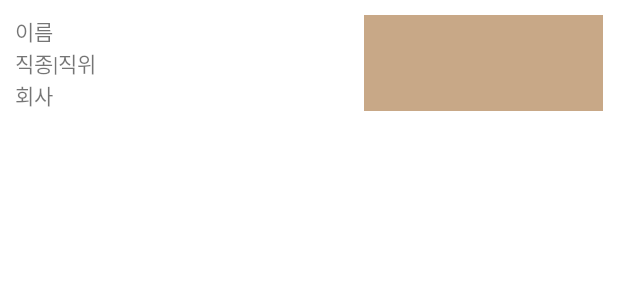
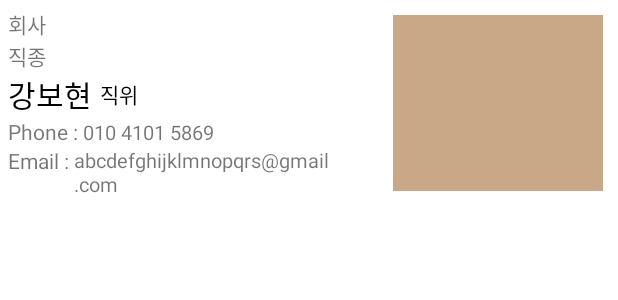
Before and after one commit to junha8070/BICA, an Android app: the layout item_card.xml on its own in the app's theme, with its tools: preview values and no code run, on a phone screen of 412 x 824 dp. Shown: the top 300 px of the screen. Run offline under Robolectric (Android 15) with nearby library versions, the phone set to English and light mode, and no system bars.

Commit message:
[FEAT] Add function by pressing and swiping card item

```diff
--- /dev/null
+++ b/app/src/main/java/com/example/bica/ItemTouchHelperListener.java
@@ -0,0 +1,6 @@
+package com.example.bica;
+
+public interface ItemTouchHelperListener {
+    boolean onItemMove(int from_position, int to_position);
+    void onItemSwipe(int position);
+}
--- a/app/src/main/res/layout/item_card.xml
+++ b/app/src/main/res/layout/item_card.xml
@@ -13,13 +13,19 @@
             android:layout_width="wrap_content"
             android:layout_height="wrap_content"
             android:orientation="vertical"
-            android:layout_margin="10dp"
-            android:layout_weight="1">
-            <TextView
-                android:layout_width="match_parent"
+            android:layout_margin="5dp"
+            android:layout_weight="2">
+            <LinearLayout
+                android:layout_width="wrap_content"
                 android:layout_height="wrap_content"
-                android:id="@+id/item_card_name"
-                android:text="이름"/>
+                android:orientation="horizontal">
+
+                <TextView
+                    android:layout_width="match_parent"
+                    android:layout_height="wrap_content"
+                    android:id="@+id/item_card_company"
+                    android:text="회사"/>
+            </LinearLayout>
             <LinearLayout
                 android:layout_width="match_parent"
                 android:layout_height="match_parent"
@@ -29,35 +35,75 @@
                     android:layout_height="wrap_content"
                     android:id="@+id/item_card_jobTitle"
                     android:text="직종"/>
+            </LinearLayout>
+            <LinearLayout
+                android:layout_width="wrap_content"
+                android:layout_height="wrap_content"
+                android:orientation="horizontal">
                 <TextView
+                    android:id="@+id/item_card_name"
                     android:layout_width="wrap_content"
                     android:layout_height="wrap_content"
-                    android:text="|"/>
+                    android:text="강보현"
+                    android:layout_marginRight="5dp"
+                    android:textColor="@color/black"
+                    android:textSize="20dp"/>
                 <TextView
                     android:layout_width="wrap_content"
                     android:layout_height="wrap_content"
                     android:id="@+id/item_card_position"
+                    android:textColor="@color/black"
+                    android:layout_gravity="center"
                     android:text="직위"/>
             </LinearLayout>
-
-            <TextView
+            <LinearLayout
+                android:layout_width="wrap_content"
+                android:layout_height="wrap_content"
+                android:orientation="horizontal">
+                <TextView
+                    android:layout_width="match_parent"
+                    android:layout_height="wrap_content"
+                    android:text="Phone : "/>
+                <TextView
+                    android:layout_width="match_parent"
+                    android:layout_height="wrap_content"
+                    android:id="@+id/item_card_phone"
+                    android:textSize="13dp"
+                    android:text="010 4101 5869"/>
+            </LinearLayout>
+            <LinearLayout
                 android:layout_width="match_parent"
                 android:layout_height="wrap_content"
-                android:id="@+id/item_card_company"
-                android:text="회사"/>
+                android:orientation="horizontal">
+
+                <TextView
+                    android:layout_width="wrap_content"
+                    android:layout_height="wrap_content"
+                    android:text="Email : " />
+                <TextView
+                    android:id="@+id/item_card_email"
+                    android:layout_width="wrap_content"
+                    android:layout_height="wrap_content"
+                    android:textSize="13dp"
+                    android:layout_gravity="center"
+                    android:text="abcdefghijklmnopqrs@gmail.com" />
+            </LinearLayout>
+
 
         </LinearLayout>
+
         <LinearLayout
-            android:layout_width="wrap_content"
+            android:layout_width="108dp"
             android:layout_height="match_parent"
             android:layout_gravity="right"
             android:layout_weight="1">
+
             <ImageView
                 android:id="@+id/item_card_img"
                 android:layout_width="match_parent"
                 android:layout_height="match_parent"
-                android:background="@color/brown"
-                android:layout_margin="10dp"/>
+                android:layout_margin="10dp"
+                android:background="@color/brown" />
         </LinearLayout>
 
 
```
Also changed, not shown: app/src/main/java/com/example/bica/CardAdapter.java (added, +79 -0 lines), app/src/main/java/com/example/bica/CardFragment.java (+24 -57 lines), app/src/main/java/com/example/bica/ItemTouchHelperCallback.java (added, +33 -0 lines).
